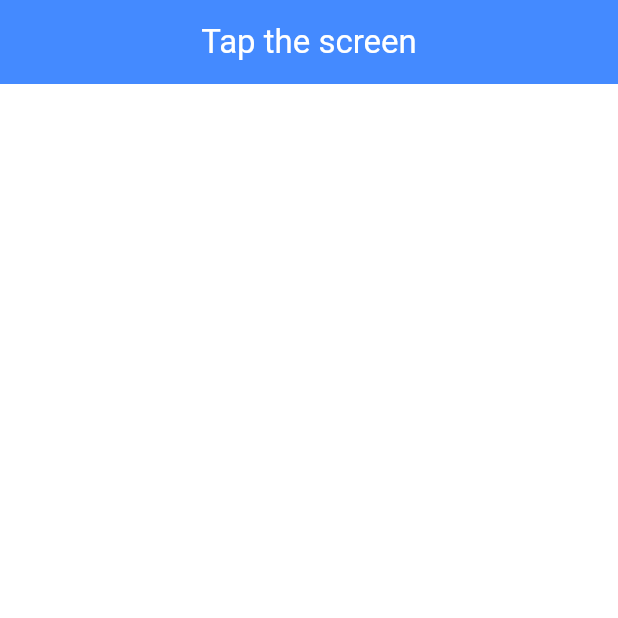
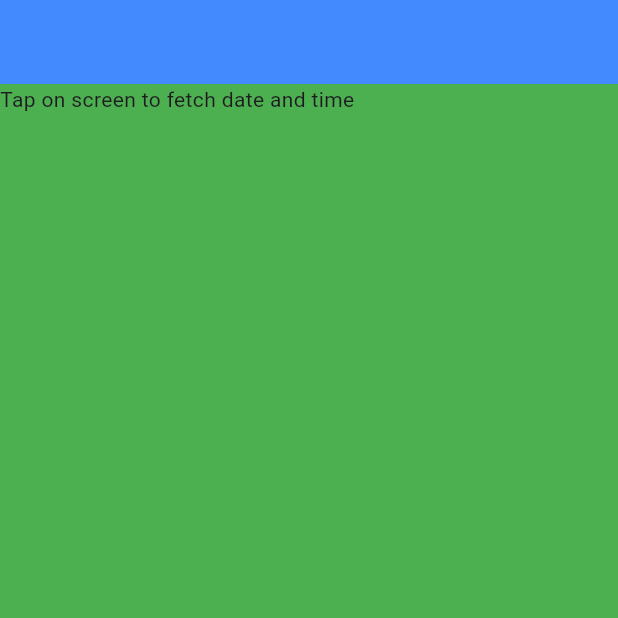
Before and after one commit to archit-dynamic/state_management, a Flutter app: the screen it shows after launch, on a phone screen of 412 x 824 dp, the top half of it. Run offline on Flutter 3.47's test engine with Material 2 defaults, Android fonts, the phone set to English and light mode, and no system bars.

Commit message:
inherited widget step-3

```diff
--- /dev/null
+++ b/lib/inherited_widget/dateTimeWidget.dart
@@ -0,0 +1,12 @@
+import 'package:flutter/material.dart';
+import 'package:state_management/inherited_widget/provider.dart';
+
+class DateTimeWidget extends StatelessWidget {
+  const DateTimeWidget({Key? key}) : super(key: key);
+
+  @override
+  Widget build(BuildContext context) {
+    final api = ApiProvider.of(context)?.api;
+    return Text(api?.dateAndTime ?? "Tap on screen to fetch date and time");
+  }
+}
--- /dev/null
+++ b/lib/inherited_widget/home_page.dart
@@ -0,0 +1,49 @@
+import 'package:flutter/material.dart';
+import 'package:state_management/inherited_widget/dateTimeWidget.dart';
+import 'package:state_management/inherited_widget/provider.dart';
+
+class HomePage extends StatefulWidget {
+  const HomePage({super.key});
+
+  @override
+  State<HomePage> createState() => _HomePageState();
+}
+
+class _HomePageState extends State<HomePage> {
+  ValueKey textKey = const ValueKey<String?>(null);
+
+  @override
+  Widget build(BuildContext context) {
+    return Scaffold(
+      appBar: AppBar(
+        backgroundColor: Colors.blueAccent,
+        title: Text(
+          ApiProvider.of(context)?.api.dateAndTime ?? "",
+          style: const TextStyle(color: Colors.white),
+        ),
+        centerTitle: true,
+      ),
+      body: GestureDetector(
+        onTap: () async {
+          debugPrint("GestureDetector onTap Called");
+          final api = ApiProvider.of(context)?.api;
+          debugPrint("api $api");
+          final dateAndTime = await api?.getDateAndTime();
+          debugPrint("dateAndTime $dateAndTime");
+          setState(() {
+            debugPrint("setState Called");
+            textKey = ValueKey(dateAndTime);
+          });
+        },
+        child: SizedBox.expand(
+          child: Container(
+            color: Colors.green,
+            child: DateTimeWidget(
+              key: textKey,
+            ),
+          ),
+        ),
+      ),
+    );
+  }
+}
--- /dev/null
+++ b/lib/inherited_widget/provider.dart
@@ -0,0 +1,27 @@
+import 'package:flutter/cupertino.dart';
+import 'package:state_management/inherited_widget/api.dart';
+import 'package:uuid/uuid.dart';
+
+class ApiProvider extends InheritedWidget {
+  final Api api;
+  final String uuid;
+
+  ApiProvider({
+    Key? key,
+    required this.api,
+    required Widget child,
+  })  : uuid = const Uuid().v4(),
+        super(
+          key: key,
+          child: child,
+        );
+
+  @override
+  bool updateShouldNotify(covariant ApiProvider oldWidget) {
+    return uuid != oldWidget.uuid;
+  }
+
+  static ApiProvider? of(BuildContext context) {
+    return context.dependOnInheritedWidgetOfExactType<ApiProvider>();
+  }
+}
--- a/lib/main.dart
+++ b/lib/main.dart
@@ -1,4 +1,7 @@
 import 'package:flutter/material.dart';
+import 'package:state_management/inherited_widget/api.dart';
+import 'package:state_management/inherited_widget/home_page.dart';
+import 'package:state_management/inherited_widget/provider.dart';
 
 void main() {
   runApp(const MyApp());
@@ -16,42 +19,7 @@ class MyApp extends StatelessWidget {
         colorScheme: ColorScheme.fromSeed(seedColor: Colors.deepPurple),
         useMaterial3: true,
       ),
-      home: const HomePage(),
+      home: ApiProvider(api: Api(), child: const HomePage()),
     );
   }
 }
-
-class HomePage extends StatefulWidget {
-  const HomePage({super.key});
-
-  @override
-  State<HomePage> createState() => _HomePageState();
-}
-
-class _HomePageState extends State<HomePage> {
-  String title = "Tap the screen";
-
-  @override
-  Widget build(BuildContext context) {
-    return Scaffold(
-      appBar: AppBar(
-        backgroundColor: Colors.blueAccent,
-        title: Text(
-          title,
-          style: const TextStyle(color: Colors.white),
-        ),
-        centerTitle: true,
-      ),
-      body: GestureDetector(
-        onTap: () {
-          setState(() {
-            title = DateTime.now().toIso8601String();
-          });
-        },
-        child: Container(
-          color: Colors.white,
-        ),
-      ),
-    );
-  }
-}
--- a/pubspec.yaml
+++ b/pubspec.yaml
@@ -35,6 +35,7 @@ dependencies:
   # The following adds the Cupertino Icons font to your application.
   # Use with the CupertinoIcons class for iOS style icons.
   cupertino_icons: ^1.0.2
+  uuid: ^4.1.0
 
 dev_dependencies:
   flutter_test:
```
Also changed, not shown: lib/inherited_widget/api.dart (added, +16 -0 lines).
